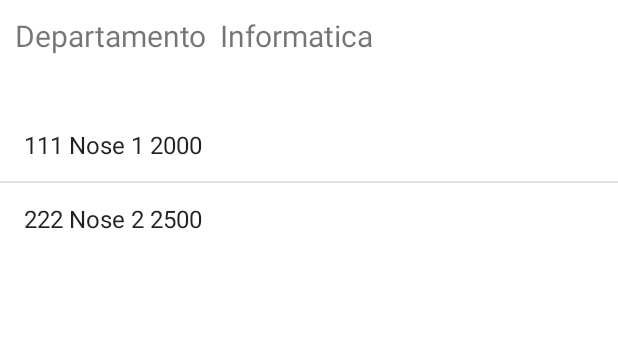
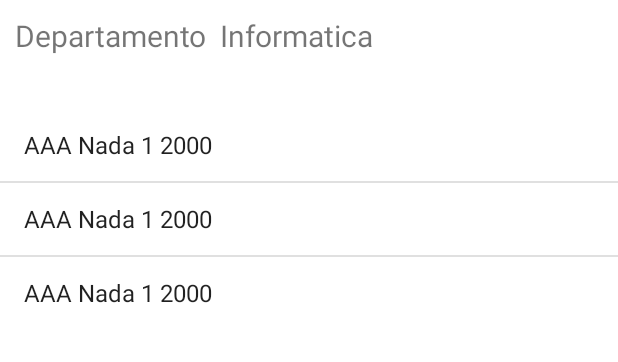
Before and after one commit to Panchober27/Prueba-2-Desarrollo-App-Moviles, an Android app: the screen it shows after launch (MantenedorEquipos), after a tap on an icon or button, on a phone screen of 412 x 824 dp, the part 125-487 px from its top. Run offline under Robolectric (Android 15) with nearby library versions, the phone set to English and light mode, and no system bars.

Commit message:
Logre cargar distintos equipos a los usuarios/ pero creo que esta mal. Deberia ser que se agreuen a traves de la clase BaseDatos, no  usando metodos de la clase Usuario.  eso creo

```diff
--- a/app/src/main/java/com/example/franciscoberwart/BaseDatos.java
+++ b/app/src/main/java/com/example/franciscoberwart/BaseDatos.java
@@ -28,8 +28,8 @@ public class BaseDatos {
     public static boolean addEquipToUser(String user, Equipo equipo) { // user-> atributo usuario de un Usuario.xD
         for (Usuario us : tablaUsuarios) {
             if (us.getUsuario().equals(user)) {
-                us.addEquipToUser(equipo);
-            }
+                us.addEquipToUser(equipo); // FALTA PARAMETRO: a que usuario se asigna el equipo?. / o esta resuelto eso?.
+            } // CREO QUE ESTA LISTO EL TEMA DE VER A QUE USUARIO :)
         }
 
         return true;
--- a/app/src/main/java/com/example/franciscoberwart/MainActivity.java
+++ b/app/src/main/java/com/example/franciscoberwart/MainActivity.java
@@ -40,6 +40,22 @@ public class MainActivity extends AppCompatActivity {
         BaseDatos.insertUser(new Usuario("mono", "Daniel", "Muñoz", "Medicina"));
         BaseDatos.insertUser(new Usuario("apu", "Benjamin", "Meneses", "Informatica"));
 
+        // BaseDatos. insertar Equipo a usuario.
+        BaseDatos.addEquipToUser("pancho",new Equipo("AAA","Nada 1",2000));
+        BaseDatos.addEquipToUser("pancho",new Equipo("AAA","Nada 1",2000));
+        BaseDatos.addEquipToUser("pancho",new Equipo("AAA","Nada 1",2000));
+        // 3 EQUIPOS AL USUARIO PANCHO.
+
+        BaseDatos.addEquipToUser("mono",new Equipo("BBB","Mono 1",12300));
+        BaseDatos.addEquipToUser("mono",new Equipo("BBB","Mono 2",45000));
+        BaseDatos.addEquipToUser("mono",new Equipo("BBB","Mono 3",2500));
+        // 3 EQUIPOS AL USUARIO MONO.
+
+        BaseDatos.addEquipToUser("apu",new Equipo("CCC","Japus 1",15000));
+        BaseDatos.addEquipToUser("apu",new Equipo("CCC","Japus 2",34790));
+        BaseDatos.addEquipToUser("apu",new Equipo("CCC","Japus 3",28690));
+        // 3 EQUIPOS AL USUARIO APU.
+
 
         adapterUsuarios = new ArrayAdapter<Usuario>(MainActivity.this, android.R.layout.simple_list_item_1, BaseDatos.listUsers());
         listView.setAdapter(adapterUsuarios);
--- a/app/src/main/java/com/example/franciscoberwart/MantenedorEquipos.java
+++ b/app/src/main/java/com/example/franciscoberwart/MantenedorEquipos.java
@@ -49,16 +49,16 @@ public class MantenedorEquipos extends AppCompatActivity {
             ArrayList<Equipo> listEquipos = user.getListaEquipos(); // Reemplazar por BaseDatos.getListaDeEquipos(String usuario)
             // Buscar el usuario que corresponde(el que esta instanciado ahora mismo?)
 
-            Toast.makeText(MantenedorEquipos.this, "Lista Equipos: " + listEquipos, Toast.LENGTH_LONG).show();
+            //Toast.makeText(MantenedorEquipos.this, "Lista Equipos: " + listEquipos, Toast.LENGTH_LONG).show();
 
-            Log.d("TAG_", "Usuario user: " + user.getUsuario());
-            Log.d("TAG_", "Usuario nombre: " + user.getNombre());
-            Log.d("TAG_", "Usuario apellido: " + user.getApellido());
-            Log.d("TAG_", "Usuario depto: " + user.getDepartamento());
-            Log.d("TAG_", "EQUIPO 1 serie: " + equipo.getSerie());
-            Log.d("TAG_", "EQUIPO 1 descripcion: " + equipo.getDescripcion());
-            Log.d("TAG_", "EQUIPO 1 valor: " + equipo.getValor());
-            Log.d("TAG_", "");
+            //Log.d("TAG_", "Usuario user: " + user.getUsuario());
+            //Log.d("TAG_", "Usuario nombre: " + user.getNombre());
+            //Log.d("TAG_", "Usuario apellido: " + user.getApellido());
+            //Log.d("TAG_", "Usuario depto: " + user.getDepartamento());
+            //Log.d("TAG_", "EQUIPO 1 serie: " + equipo.getSerie());
+            //Log.d("TAG_", "EQUIPO 1 descripcion: " + equipo.getDescripcion());
+            //Log.d("TAG_", "EQUIPO 1 valor: " + equipo.getValor());
+            //Log.d("TAG_", "");
 
             // Se cargan los datos(atributos del usuario) a los TextView :)
             tvNomUser.setText(tvNomUser.getText() + " " + user.getNombre() + " " + user.getApellido());
--- a/app/src/main/java/com/example/franciscoberwart/Usuario.java
+++ b/app/src/main/java/com/example/franciscoberwart/Usuario.java
@@ -15,26 +15,33 @@ public class Usuario implements Serializable {
         this.departamento = departamento;
 
         // Cuando agrego esto al objeto falla lo que llevo construido :(
-        listaEquipos.add(new Equipo("111", "Nose 1", 2000));
-        listaEquipos.add(new Equipo("222", "Nose 2", 2500));
+        //listaEquipos.add(new Equipo("111", "Nose 1", 2000));
+        //listaEquipos.add(new Equipo("222", "Nose 2", 2500));
 
     }
 
     // Metodo que retorna el listado de Equipos de un Usuario.
-    public ArrayList<Equipo> getListaEquipos(){
+    public ArrayList<Equipo> getListaEquipos() {
         ArrayList<Equipo> equipos = listaEquipos;
         return equipos;
     }
 
     // Metodo para retornar un equipo por su serie.
-    public Equipo findEquipoBySerie(String serie){
-        return listaEquipos.get(0);
+    // ESTE METODO DEBE SER PROGRAMADO CORRECTAMENTE!!!!
+    public Equipo findEquipoBySerie(String serie) {
+        // Recibo la serie y busco en la lista de equipos...
+        for (Equipo e : listaEquipos) {
+            if (e.getSerie().equals(serie)) { // Equivalencia de series en un Equipo.
+                return e;
+            }
+        }
+        return null;
     }
 
     // Metodo para agregar equipos al usuario.
-    public void addEquipToUser(Equipo equipo){
+    public void addEquipToUser(Equipo equipo) {
         listaEquipos.add(equipo);
-    } // FALTA "MARCAR" AL USUARIO
+    } // FALTA "MARCAR" AL USUARIO // Que reciba parametro de usuario:
 
 
     @Override
```
